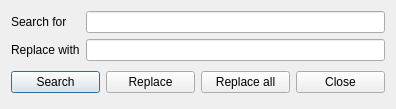
Qt form resources/ui/replace_dialog.ui (open-cogsci/OpenSesame) before a commit.
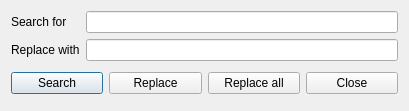
The same form after that commit. Icons and pictures are not drawn.

Patch:
```diff
--- a/resources/ui/replace_dialog.ui
+++ b/resources/ui/replace_dialog.ui
@@ -6,8 +6,8 @@
    <rect>
     <x>0</x>
     <y>0</y>
-    <width>396</width>
-    <height>109</height>
+    <width>409</width>
+    <height>111</height>
    </rect>
   </property>
   <property name="windowTitle">
```
Left out of the diff: 6 changed lines with no effect on the pictures.
